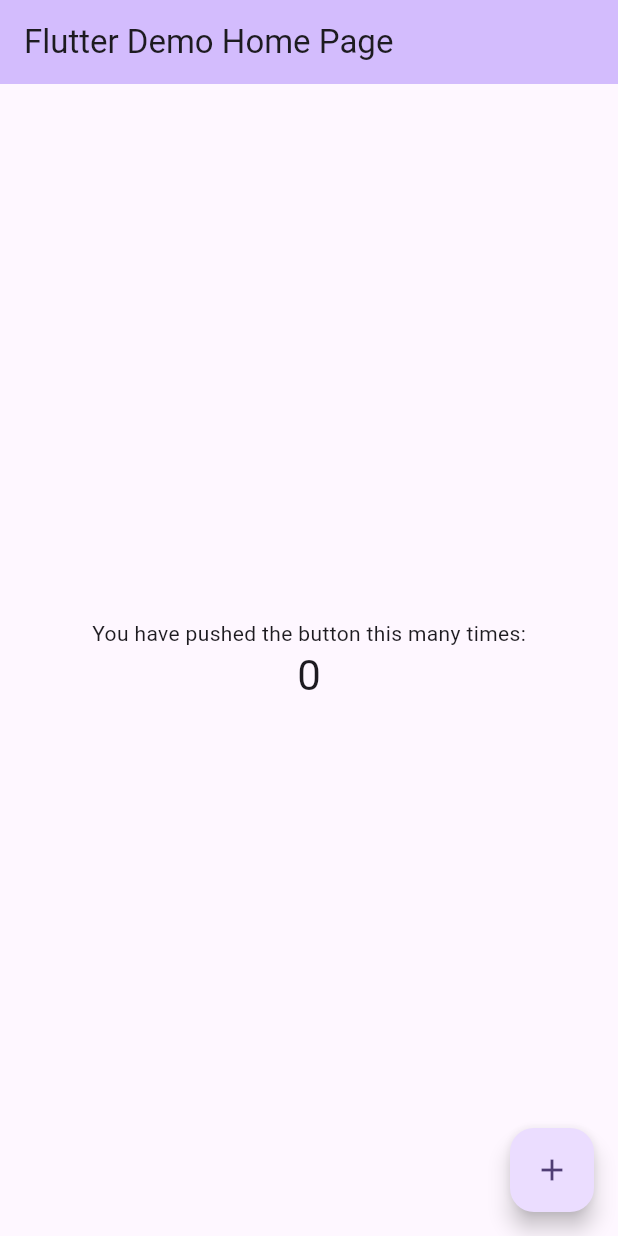
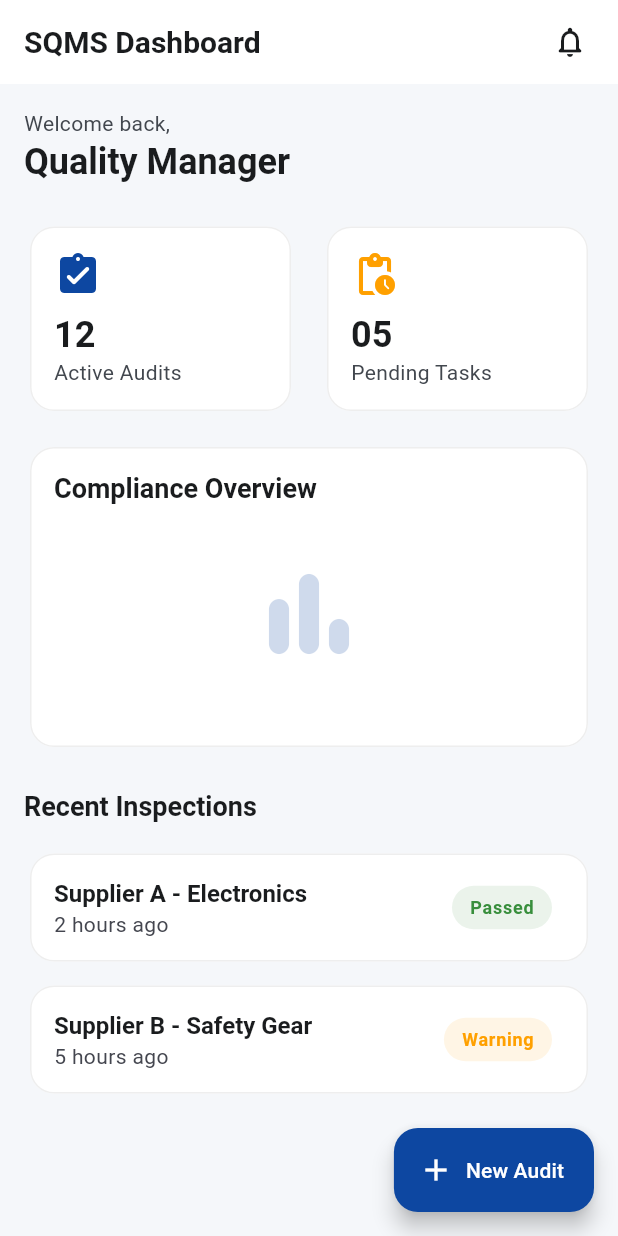
Before and after one commit to ProgrammerSMSH/project-SQMS, a Flutter app: the screen it shows after launch, on a phone screen of 412 x 824 dp. Run offline on Flutter 3.47's test engine with Material 3 defaults, Android fonts, the phone set to English and light mode, and no system bars.

Commit message:
feat: Implement initial application structure, including core constants, theme, dashboard, and inspections list screens.

```diff
--- /dev/null
+++ b/lib/core/constants.dart
@@ -0,0 +1,9 @@
+class AppConstants {
+  static const double paddingSmall = 8.0;
+  static const double paddingMedium = 16.0;
+  static const double paddingLarge = 24.0;
+  static const double borderRadius = 12.0;
+  static const double cardRadius = 16.0;
+
+  static const String appName = 'SQMS';
+}
--- /dev/null
+++ b/lib/core/theme.dart
@@ -0,0 +1,90 @@
+import 'package:flutter/material.dart';
+
+class AppColors {
+  static const Color primary = Color(0xFF0D47A1); // Deep Blue
+  static const Color accent = Color(0xFF00BFA5);  // Teal
+  static const Color background = Color(0xFFF5F7FA);
+  static const Color surface = Colors.white;
+  static const Color error = Color(0xFFD32F2F);
+  static const Color warning = Color(0xFFFFA000);
+  static const Color success = Color(0xFF388E3C);
+
+  static const Color textPrimary = Color(0xFF1A1C1E);
+  static const Color textSecondary = Color(0xFF42474E);
+}
+
+class AppTheme {
+  static ThemeData get lightTheme {
+    return ThemeData(
+      useMaterial3: true,
+      colorScheme: ColorScheme.fromSeed(
+        seedColor: AppColors.primary,
+        primary: AppColors.primary,
+        secondary: AppColors.accent,
+        surface: AppColors.surface,
+        background: AppColors.background,
+        error: AppColors.error,
+        onPrimary: Colors.white,
+        onSecondary: Colors.white,
+        onSurface: AppColors.textPrimary,
+        onBackground: AppColors.textPrimary,
+      ),
+      scaffoldBackgroundColor: AppColors.background,
+      cardTheme: CardTheme(
+        elevation: 0,
+        shape: RoundedRectangleBorder(
+          borderRadius: BorderRadius.circular(16),
+          side: BorderSide(color: Colors.grey.shade200),
+        ),
+        color: AppColors.surface,
+      ),
+      textTheme: const TextTheme(
+        headlineLarge: TextStyle(
+          color: AppColors.textPrimary,
+          fontWeight: FontWeight.bold,
+          fontSize: 32,
+        ),
+        headlineMedium: TextStyle(
+          color: AppColors.textPrimary,
+          fontWeight: FontWeight.bold,
+          fontSize: 24,
+        ),
+        titleLarge: TextStyle(
+          color: AppColors.textPrimary,
+          fontWeight: FontWeight.w600,
+          fontSize: 18,
+        ),
+        bodyLarge: TextStyle(
+          color: AppColors.textPrimary,
+          fontSize: 16,
+        ),
+        bodyMedium: TextStyle(
+          color: AppColors.textSecondary,
+          fontSize: 14,
+        ),
+      ),
+      appBarTheme: const AppBarTheme(
+        backgroundColor: AppColors.surface,
+        elevation: 0,
+        centerTitle: false,
+        titleTextStyle: TextStyle(
+          color: AppColors.textPrimary,
+          fontSize: 20,
+          fontWeight: FontWeight.bold,
+        ),
+        iconTheme: IconThemeData(color: AppColors.textPrimary),
+      ),
+      elevatedButtonTheme: ElevatedButtonThemeData(
+        style: ElevatedButton.styleFrom(
+          backgroundColor: AppColors.primary,
+          foregroundColor: Colors.white,
+          minimumSize: const Size(double.infinity, 56),
+          shape: RoundedRectangleBorder(
+            borderRadius: BorderRadius.circular(12),
+          ),
+          elevation: 0,
+        ),
+      ),
+    );
+  }
+}
--- /dev/null
+++ b/lib/features/dashboard/dashboard_screen.dart
@@ -0,0 +1,162 @@
+import 'package:flutter/material.dart';
+import '../../core/theme.dart';
+import '../../core/constants.dart';
+
+class DashboardScreen extends StatelessWidget {
+  const DashboardScreen({super.key});
+
+  @override
+  Widget build(BuildContext context) {
+    return Scaffold(
+      appBar: AppBar(
+        title: const Text('SQMS Dashboard'),
+        actions: [
+          IconButton(
+            onPressed: () {},
+            icon: const Icon(Icons.notifications_none_rounded),
+          ),
+          const SizedBox(width: AppConstants.paddingSmall),
+        ],
+      ),
+      body: SingleChildScrollView(
+        padding: const EdgeInsets.all(AppConstants.paddingMedium),
+        child: Column(
+          crossAxisAlignment: CrossAxisAlignment.start,
+          children: [
+            Text(
+              'Welcome back,',
+              style: Theme.of(context).textTheme.bodyMedium,
+            ),
+            Text(
+              'Quality Manager',
+              style: Theme.of(context).textTheme.headlineMedium,
+            ),
+            const SizedBox(height: AppConstants.paddingLarge),
+
+            // Stats Row
+            Row(
+              children: [
+                Expanded(
+                  child: _buildStatCard(
+                    context,
+                    'Active Audits',
+                    '12',
+                    Icons.assignment_turned_in_rounded,
+                    AppColors.primary,
+                  ),
+                ),
+                const SizedBox(width: AppConstants.paddingMedium),
+                Expanded(
+                  child: _buildStatCard(
+                    context,
+                    'Pending Tasks',
+                    '05',
+                    Icons.pending_actions_rounded,
+                    AppColors.warning,
+                  ),
+                ),
+              ],
+            ),
+            const SizedBox(height: AppConstants.paddingMedium),
+
+            // Large Chart Card Placeholder
+            _buildChartPlaceholder(context),
+
+            const SizedBox(height: AppConstants.paddingLarge),
+
+            Text(
+              'Recent Inspections',
+              style: Theme.of(context).textTheme.titleLarge,
+            ),
+            const SizedBox(height: AppConstants.paddingMedium),
+
+            _buildInspectionItem(
+              context,
+              'Supplier A - Electronics',
+              'Passed',
+              '2 hours ago',
+              AppColors.success,
+            ),
+            const SizedBox(height: AppConstants.paddingSmall),
+            _buildInspectionItem(
+              context,
+              'Supplier B - Safety Gear',
+              'Warning',
+              '5 hours ago',
+              AppColors.warning,
+            ),
+          ],
+        ),
+      ),
+      floatingActionButton: FloatingActionButton.extended(
+        onPressed: () {},
+        label: const Text('New Audit'),
+        icon: const Icon(Icons.add),
+        backgroundColor: AppColors.primary,
+        foregroundColor: Colors.white,
+      ),
+    );
+  }
+
+  Widget _buildStatCard(BuildContext context, String title, String value, IconData icon, Color color) {
+    return Card(
+      child: Padding(
+        padding: const EdgeInsets.all(AppConstants.paddingMedium),
+        child: Column(
+          crossAxisAlignment: CrossAxisAlignment.start,
+          children: [
+            Icon(icon, color: color, size: 32),
+            const SizedBox(height: AppConstants.paddingSmall),
+            Text(value, style: Theme.of(context).textTheme.headlineMedium),
+            Text(title, style: Theme.of(context).textTheme.bodyMedium),
+          ],
+        ),
+      ),
+    );
+  }
+
+  Widget _buildChartPlaceholder(BuildContext context) {
+    return Card(
+      child: Container(
+        padding: const EdgeInsets.all(AppConstants.paddingMedium),
+        width: double.infinity,
+        height: 200,
+        child: Column(
+          crossAxisAlignment: CrossAxisAlignment.start,
+          children: [
+            Text('Compliance Overview', style: Theme.of(context).textTheme.titleLarge),
+            const Spacer(),
+            Center(
+              child: Icon(
+                Icons.bar_chart_rounded,
+                size: 80,
+                color: AppColors.primary.withOpacity(0.2),
+              ),
+            ),
+            const Spacer(),
+          ],
+        ),
+      ),
+    );
+  }
+
+  Widget _buildInspectionItem(BuildContext context, String title, String status, String time, Color statusColor) {
+    return Card(
+      child: ListTile(
+        title: Text(title, style: Theme.of(context).textTheme.titleLarge?.copyWith(fontSize: 16)),
+        subtitle: Text(time),
+        trailing: Container(
+          padding: const EdgeInsets.symmetric(horizontal: 12, vertical: 6),
+          decoration: BoxDecoration(
+            color: statusColor.withOpacity(0.1),
+            borderRadius: BorderRadius.circular(20),
+          ),
+          child: Text(
+            status,
+            style: TextStyle(color: statusColor, fontWeight: FontWeight.bold, fontSize: 12),
+          ),
+        ),
+      ),
+    );
+  }
+}
--- /dev/null
+++ b/lib/features/inspections/inspections_list_screen.dart
@@ -0,0 +1,93 @@
+import 'package:flutter/material.dart';
+import '../../core/theme.dart';
+import '../../core/constants.dart';
+
+class InspectionsListScreen extends StatelessWidget {
+  const InspectionsListScreen({super.key});
+
+  @override
+  Widget build(BuildContext context) {
+    return Scaffold(
+      appBar: AppBar(
+        title: const Text('Inspections'),
+        bottom: PreferredSize(
+          preferredSize: const Size.fromHeight(60),
+          child: Padding(
+            padding: const EdgeInsets.symmetric(horizontal: AppConstants.paddingMedium, vertical: AppConstants.paddingSmall),
+            child: TextField(
+              decoration: InputDecoration(
+                hintText: 'Search inspections...',
+                prefixIcon: const Icon(Icons.search),
+                border: OutlineInputBorder(
+                  borderRadius: BorderRadius.circular(30),
+                  borderSide: BorderSide.none,
+                ),
+                filled: true,
+                fillColor: Colors.grey.shade100,
+              ),
+            ),
+          ),
+        ),
+      ),
+      body: ListView.builder(
+        padding: const EdgeInsets.all(AppConstants.paddingMedium),
+        itemCount: 10,
+        itemBuilder: (context, index) {
+          final isWarning = index % 3 == 0;
+          return Card(
+            margin: const EdgeInsets.only(bottom: AppConstants.paddingMedium),
+            child: Padding(
+              padding: const EdgeInsets.all(AppConstants.paddingMedium),
+              child: Column(
+                crossAxisAlignment: CrossAxisAlignment.start,
+                children: [
+                  Row(
+                    mainAxisAlignment: MainAxisAlignment.spaceBetween,
+                    children: [
+                      Text(
+                        'Audit #${202400 + index}',
+                        style: Theme.of(context).textTheme.bodyMedium?.copyWith(fontWeight: FontWeight.bold),
+                      ),
+                      _buildStatusChip(isWarning ? 'Warning' : 'Follow-up', isWarning ? AppColors.warning : AppColors.primary),
+                    ],
+                  ),
+                  const SizedBox(height: AppConstants.paddingSmall),
+                  Text(
+                    'Supplier ${String.fromCharCode(65 + index)} - Facility Check',
+                    style: Theme.of(context).textTheme.titleLarge,
+                  ),
+                  const SizedBox(height: AppConstants.paddingSmall),
+                  Row(
+                    children: [
+                      const Icon(Icons.calendar_today, size: 14, color: AppColors.textSecondary),
+                      const SizedBox(width: 4),
+                      Text('Feb 23, 2026', style: Theme.of(context).textTheme.bodyMedium),
+                      const SizedBox(width: AppConstants.paddingMedium),
+                      const Icon(Icons.person_outline, size: 14, color: AppColors.textSecondary),
+                      const SizedBox(width: 4),
+                      Text('John Doe', style: Theme.of(context).textTheme.bodyMedium),
+                    ],
+                  ),
+                ],
+              ),
+            ),
+          );
+        },
+      ),
+    );
+  }
+
+  Widget _buildStatusChip(String label, Color color) {
+    return Container(
+      padding: const EdgeInsets.symmetric(horizontal: 10, vertical: 4),
+      decoration: BoxDecoration(
+        color: color.withOpacity(0.1),
+        borderRadius: BorderRadius.circular(12),
+      ),
+      child: Text(
+        label,
+        style: TextStyle(color: color, fontWeight: FontWeight.bold, fontSize: 11),
+      ),
+    );
+  }
+}
--- a/lib/main.dart
+++ b/lib/main.dart
@@ -1,4 +1,6 @@
 import 'package:flutter/material.dart';
+import 'core/theme.dart';
+import 'features/dashboard/dashboard_screen.dart';
 
 void main() {
   runApp(const MyApp());
@@ -7,116 +9,13 @@ void main() {
 class MyApp extends StatelessWidget {
   const MyApp({super.key});
 
-  // This widget is the root of your application.
   @override
   Widget build(BuildContext context) {
     return MaterialApp(
-      title: 'Flutter Demo',
-      theme: ThemeData(
-        // This is the theme of your application.
-        //
-        // TRY THIS: Try running your application with "flutter run". You'll see
-        // the application has a purple toolbar. Then, without quitting the app,
-        // try changing the seedColor in the colorScheme below to Colors.green
-        // and then invoke "hot reload" (save your changes or press the "hot
-        // reload" button in a Flutter-supported IDE, or press "r" if you used
-        // the command line to start the app).
-        //
-        // Notice that the counter didn't reset back to zero; the application
-        // state is not lost during the reload. To reset the state, use hot
-        // restart instead.
-        //
-        // This works for code too, not just values: Most code changes can be
-        // tested with just a hot reload.
-        colorScheme: .fromSeed(seedColor: Colors.deepPurple),
-      ),
-      home: const MyHomePage(title: 'Flutter Demo Home Page'),
+      title: 'SQMS',
+      debugShowCheckedModeBanner: false,
+      theme: AppTheme.lightTheme,
+      home: const DashboardScreen(),
     );
   }
 }
-
-class MyHomePage extends StatefulWidget {
-  const MyHomePage({super.key, required this.title});
-
-  // This widget is the home page of your application. It is stateful, meaning
-  // that it has a State object (defined below) that contains fields that affect
-  // how it looks.
-
-  // This class is the configuration for the state. It holds the values (in this
-  // case the title) provided by the parent (in this case the App widget) and
-  // used by the build method of the State. Fields in a Widget subclass are
-  // always marked "final".
-
-  final String title;
-
-  @override
-  State<MyHomePage> createState() => _MyHomePageState();
-}
-
-class _MyHomePageState extends State<MyHomePage> {
-  int _counter = 0;
-
-  void _incrementCounter() {
-    setState(() {
-      // This call to setState tells the Flutter framework that something has
-      // changed in this State, which causes it to rerun the build method below
-      // so that the display can reflect the updated values. If we changed
-      // _counter without calling setState(), then the build method would not be
-      // called again, and so nothing would appear to happen.
-      _counter++;
-    });
-  }
-
-  @override
-  Widget build(BuildContext context) {
-    // This method is rerun every time setState is called, for instance as done
-    // by the _incrementCounter method above.
-    //
-    // The Flutter framework has been optimized to make rerunning build methods
-    // fast, so that you can just rebuild anything that needs updating rather
-    // than having to individually change instances of widgets.
-    return Scaffold(
-      appBar: AppBar(
-        // TRY THIS: Try changing the color here to a specific color (to
-        // Colors.amber, perhaps?) and trigger a hot reload to see the AppBar
-        // change color while the other colors stay the same.
-        backgroundColor: Theme.of(context).colorScheme.inversePrimary,
-        // Here we take the value from the MyHomePage object that was created by
-        // the App.build method, and use it to set our appbar title.
-        title: Text(widget.title),
-      ),
-      body: Center(
-        // Center is a layout widget. It takes a single child and positions it
-        // in the middle of the parent.
-        child: Column(
-          // Column is also a layout widget. It takes a list of children and
-          // arranges them vertically. By default, it sizes itself to fit its
-          // children horizontally, and tries to be as tall as its parent.
-          //
-          // Column has various properties to control how it sizes itself and
-          // how it positions its children. Here we use mainAxisAlignment to
-          // center the children vertically; the main axis here is the vertical
-          // axis because Columns are vertical (the cross axis would be
-          // horizontal).
-          //
-          // TRY THIS: Invoke "debug painting" (choose the "Toggle Debug Paint"
-          // action in the IDE, or press "p" in the console), to see the
-          // wireframe for each widget.
-          mainAxisAlignment: .center,
-          children: [
-            const Text('You have pushed the button this many times:'),
-            Text(
-              '$_counter',
-              style: Theme.of(context).textTheme.headlineMedium,
-            ),
-          ],
-        ),
-      ),
-      floatingActionButton: FloatingActionButton(
-        onPressed: _incrementCounter,
-        tooltip: 'Increment',
-        child: const Icon(Icons.add),
-      ),
-    );
-  }
-}
```
